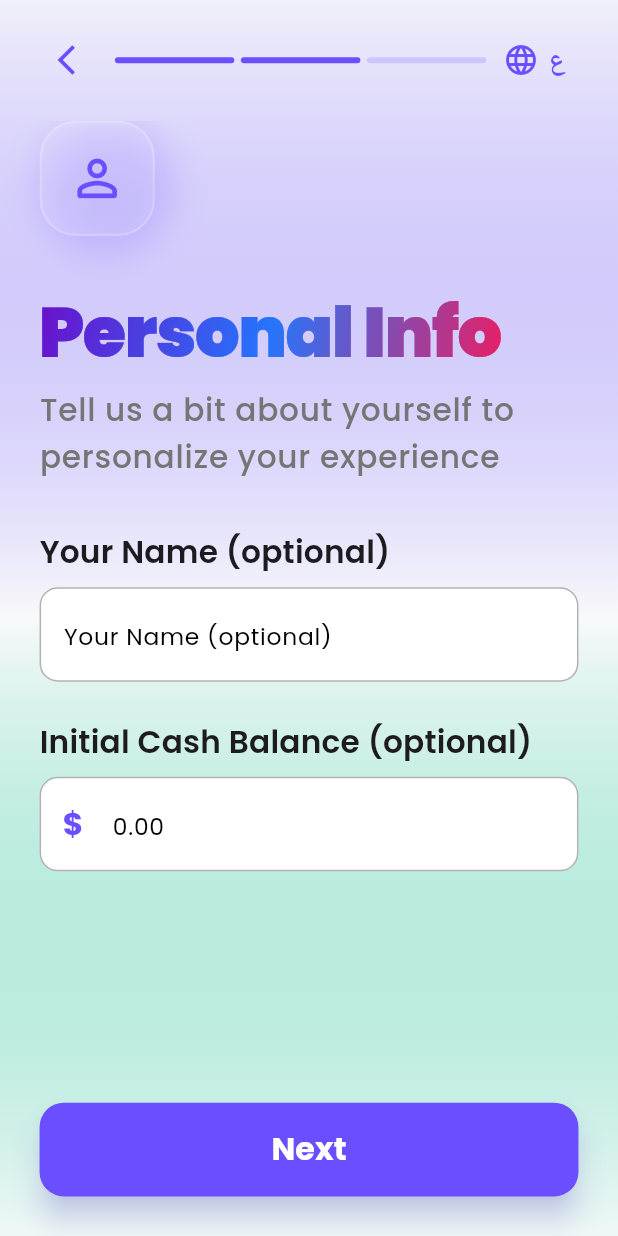
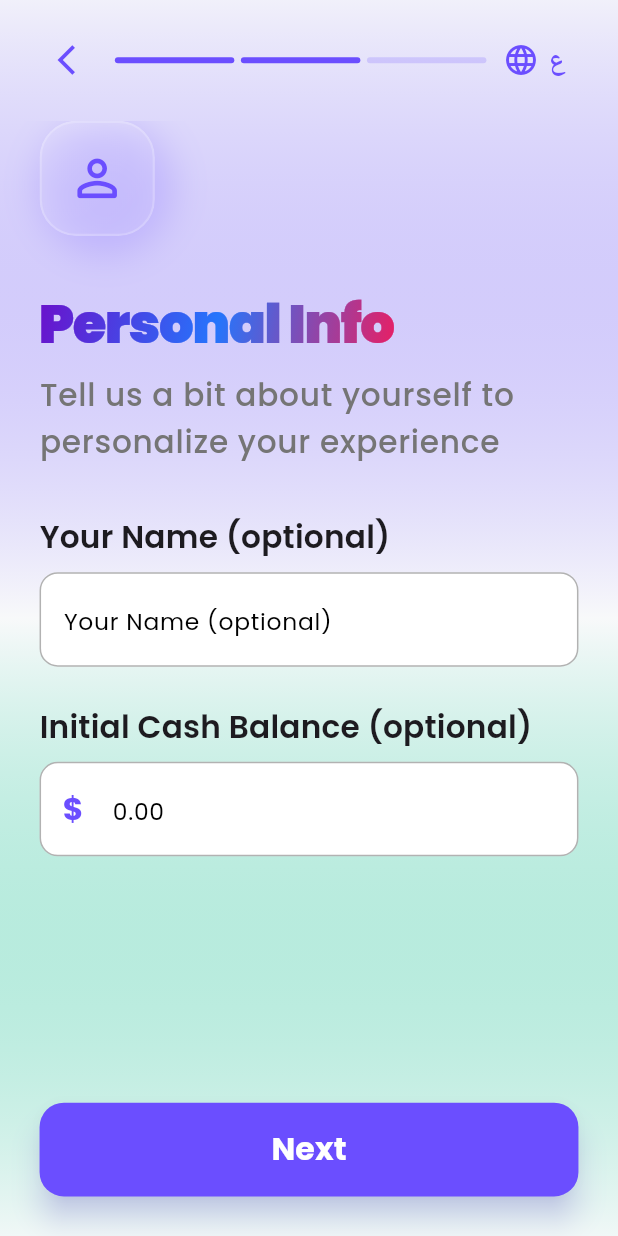
Before and after one commit to horlas08/expensia, a Flutter app: the SetupPage screen opened by its route, swiped to page 2, on a phone screen of 412 x 824 dp. Run offline on Flutter 3.47's test engine with Material 3 defaults, Android fonts, the light colour scheme and no system bars; our stand-ins replace animate_do, animated_theme_switcher, auto_size_text, blur, easy_localization, file_picker and 20 more; missing offline and left inert: animated_emoji, extension_google_sign_in_as_googleapis_auth, flutter_file_dialog, googleapis, in_app_purchase_android and 1 more; accounts and stored records are empty; generated files the repository leaves out were written again.

Commit message:
setup page font size fixed and google json file fixed

```diff
--- a/lib/features/auth/presentation/pages/setup_page.dart
+++ b/lib/features/auth/presentation/pages/setup_page.dart
@@ -1,3 +1,4 @@
+import 'package:auto_size_text/auto_size_text.dart';
 import 'package:flutter/material.dart';
 import 'package:flutter/services.dart';
 import 'package:flutter_riverpod/flutter_riverpod.dart';
@@ -333,8 +334,9 @@ class _SetupPageState extends ConsumerState<SetupPage> {
                     ).createShader(bounds),
                 child: Text(
                   'setup.personal_title'.tr(),
-                  style: Theme.of(context).textTheme.displaySmall?.copyWith(
+                  style: Theme.of(context).textTheme.headlineMedium?.copyWith(
                     fontWeight: FontWeight.w900,
+
                     color: Colors.white,
                     letterSpacing: -1,
                   ),
@@ -831,13 +833,14 @@ class _SetupPageState extends ConsumerState<SetupPage> {
                       begin: Alignment.topLeft,
                       end: Alignment.bottomRight,
                     ).createShader(bounds),
-                child: Text(
+                child: AutoSizeText(
                   'setup.salary_title'.tr(),
-                  style: Theme.of(context).textTheme.displaySmall?.copyWith(
+                  style: Theme.of(context).textTheme.headlineMedium?.copyWith(
                     fontWeight: FontWeight.w900,
                     color: Colors.white,
                     letterSpacing: -1,
                   ),
+                  maxLines: 1,
                 ),
               ),
             ),
```
Also changed, not shown: 4 other files.
